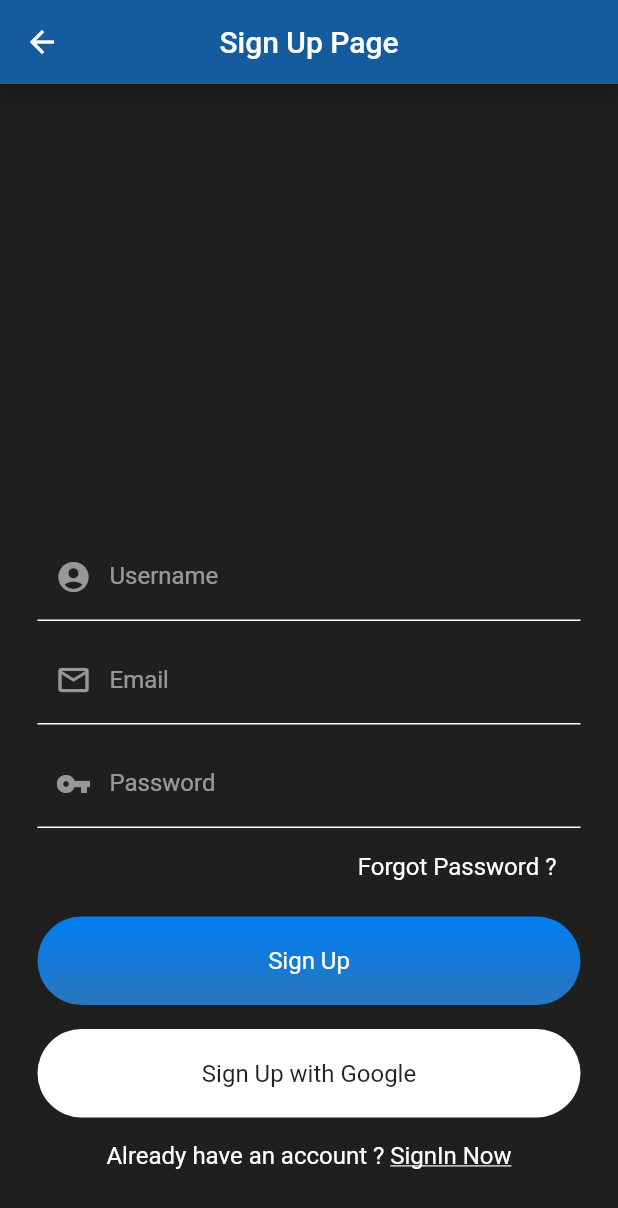
After one commit to ahmeriqbal7aa/chat_app, a Flutter app: the SignUp screen opened directly, on a phone screen of 412 x 824 dp. The commit adds this screen. Shown: the top 1208 px of the screen. Run offline on Flutter 3.47's test engine with Material 2 defaults, Android fonts, the phone set to English and light mode, and no system bars.

Commit message:
Create Sign Up Page UI

```diff
--- /dev/null
+++ b/lib/views/signup.dart
@@ -0,0 +1,112 @@
+import 'package:chat_app/widgets/widgets.dart';
+import 'package:flutter/cupertino.dart';
+import 'package:flutter/material.dart';
+
+class SignUp extends StatefulWidget {
+  @override
+  _SignUpState createState() => _SignUpState();
+}
+
+class _SignUpState extends State<SignUp> {
+  TextEditingController userNameEditingController = new TextEditingController();
+  TextEditingController emailEditingController = new TextEditingController();
+  TextEditingController passwordEditingController = new TextEditingController();
+  @override
+  Widget build(BuildContext context) {
+    return Scaffold(
+      appBar: appBarSignUp(context),
+      body: SingleChildScrollView(
+        child: Container(
+          height: MediaQuery.of(context).size.height - 50,
+          alignment: Alignment.bottomCenter,
+          padding: EdgeInsets.symmetric(horizontal: 25.0),
+          child: Column(
+            mainAxisSize: MainAxisSize.min,
+            children: [
+              TextField(
+                controller: userNameEditingController,
+                style: simpleTextStyle(),
+                decoration: textFieldInputDecoration(
+                  'Username',
+                  Icon(Icons.account_circle, color: Colors.white54),
+                ),
+              ),
+              SizedBox(height: 10.0),
+              TextField(
+                controller: emailEditingController,
+                style: simpleTextStyle(),
+                decoration: textFieldInputDecoration(
+                  'Email',
+                  Icon(Icons.email_outlined, color: Colors.white54),
+                ),
+              ),
+              SizedBox(height: 10.0),
+              TextField(
+                controller: passwordEditingController,
+                style: simpleTextStyle(),
+                decoration: textFieldInputDecoration(
+                  'Password',
+                  Icon(Icons.vpn_key, color: Colors.white54),
+                ),
+              ),
+              SizedBox(height: 8.0),
+              Container(
+                alignment: Alignment.centerRight,
+                padding: EdgeInsets.symmetric(horizontal: 16.0, vertical: 8.0),
+                child: Text('Forgot Password ?', style: simpleTextStyle()),
+              ),
+              SizedBox(height: 16.0),
+              Container(
+                alignment: Alignment.center,
+                width: MediaQuery.of(context).size.width,
+                padding: EdgeInsets.symmetric(vertical: 20.0),
+                child: Text('Sign Up', style: simpleTextStyle()),
+                decoration: BoxDecoration(
+                  // Border
+                  borderRadius: BorderRadius.circular(30.0),
+                  // Gradient
+                  gradient: LinearGradient(
+                    begin: Alignment.topCenter,
+                    end: Alignment.bottomCenter,
+                    colors: [const Color(0xff007EF4), const Color(0xff2A75BC)],
+                  ),
+                ),
+              ),
+              SizedBox(height: 16.0),
+              Container(
+                alignment: Alignment.center,
+                width: MediaQuery.of(context).size.width,
+                padding: EdgeInsets.symmetric(vertical: 20.0),
+                child: Text(
+                  'Sign Up with Google',
+                  style: TextStyle(color: Colors.black87, fontSize: 16.0),
+                ),
+                decoration: BoxDecoration(
+                  // Border
+                  borderRadius: BorderRadius.circular(30.0),
+                  color: Colors.white,
+                ),
+              ),
+              SizedBox(height: 16.0),
+              Row(
+                mainAxisAlignment: MainAxisAlignment.center,
+                children: [
+                  Text('Already have an account ? ', style: simpleTextStyle()),
+                  Text(
+                    'SignIn Now',
+                    style: TextStyle(
+                      fontSize: 16.0,
+                      color: Colors.white,
+                      decoration: TextDecoration.underline,
+                    ),
+                  )
+                ],
+              ),
+              SizedBox(height: 50.0),
+            ],
+          ),
+        ),
+      ),
+    );
+  }
+}
--- a/lib/widgets/widgets.dart
+++ b/lib/widgets/widgets.dart
@@ -4,6 +4,13 @@ Widget appBarMain(BuildContext context) {
   return AppBar(
     centerTitle: true,
     title: Text('Sign In Page'),
+  );
+}
+
+Widget appBarSignUp(BuildContext context) {
+  return AppBar(
+    centerTitle: true,
+    title: Text('Sign Up Page'),
   );
 }
 
```
